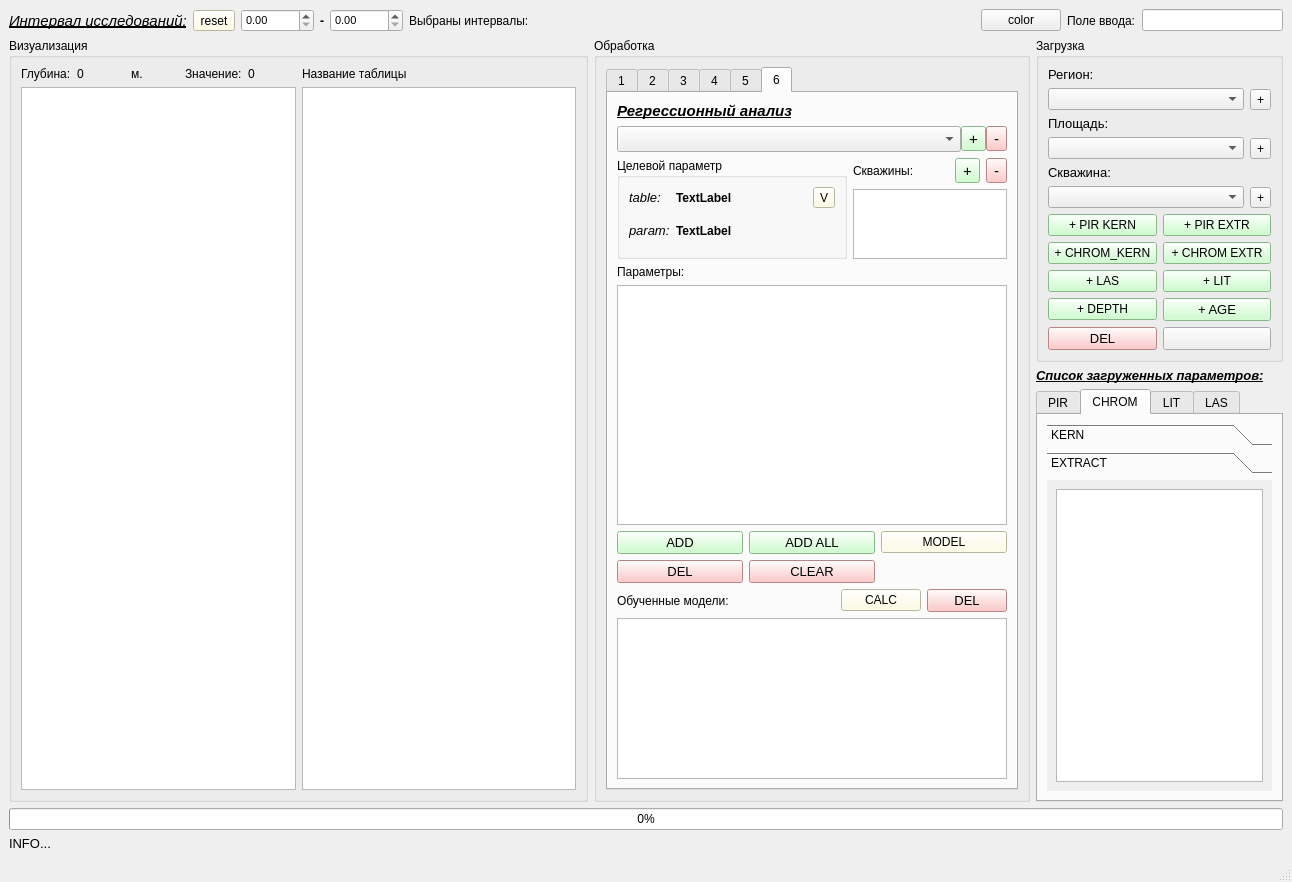
Before: the Qt Designer form qt/domanic_dialog.ui in idergunoff/domanic, drawn with Qt 5.
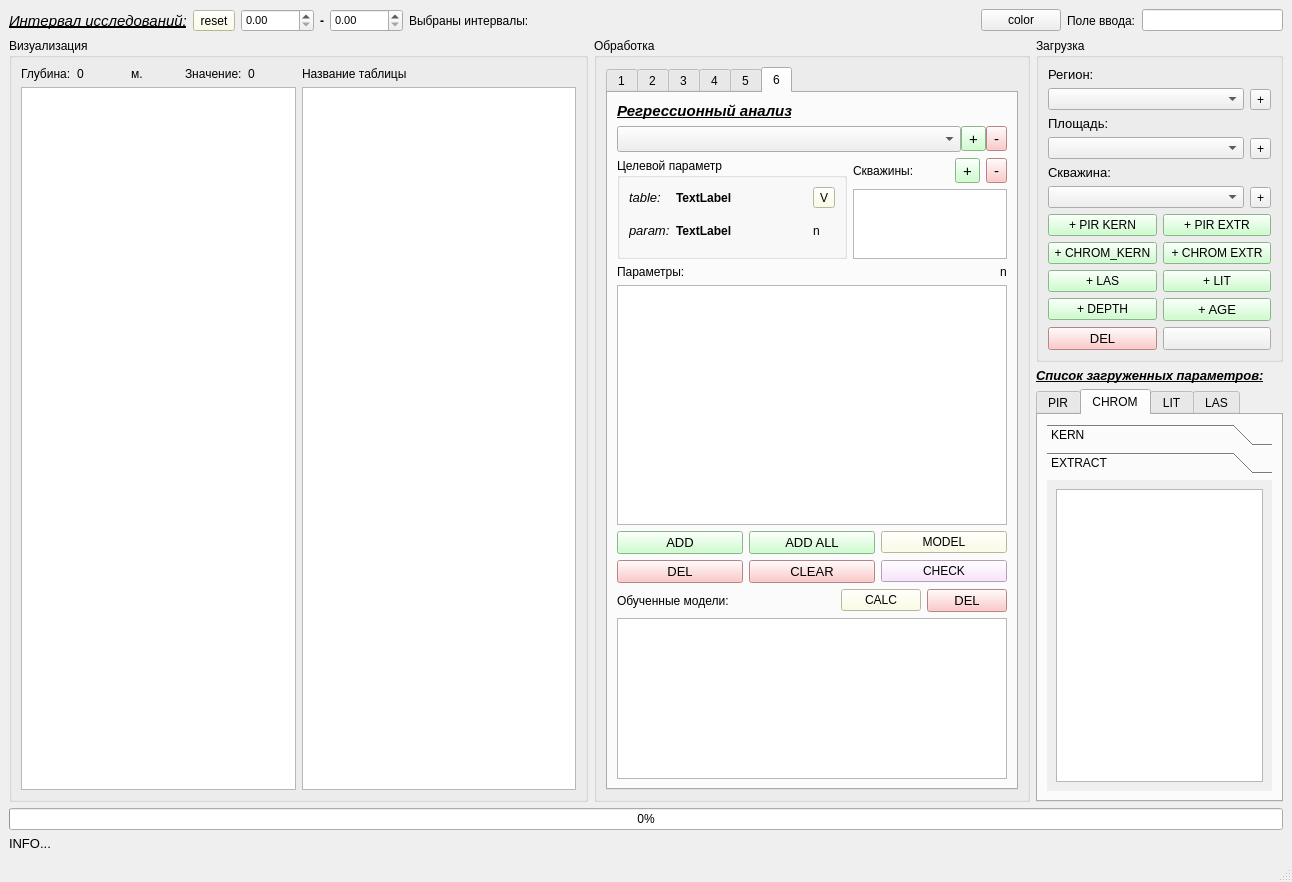
After: the same form once the commit is applied. The open tabs and pages were chosen to show the change. Custom widgets are drawn as their Qt base class.

The edit to the form file:
```diff
--- a/qt/domanic_dialog.ui
+++ b/qt/domanic_dialog.ui
@@ -2918,6 +2918,13 @@
                             </property>
                            </widget>
                           </item>
+                          <item row="1" column="2">
+                           <widget class="QLabel" name="label_reg_n_target">
+                            <property name="text">
+                             <string>n</string>
+                            </property>
+                           </widget>
+                          </item>
                          </layout>
                         </item>
                        </layout>
@@ -2987,16 +2994,27 @@
                     <layout class="QGridLayout" name="gridLayout_93">
                      <item row="0" column="0">
                       <layout class="QGridLayout" name="gridLayout_91">
-                       <item row="0" column="0">
-                        <widget class="QLabel" name="label_24">
-                         <property name="text">
-                          <string>Параметры:</string>
-                         </property>
-                        </widget>
-                       </item>
                        <item row="1" column="0">
                         <widget class="QListWidget" name="listWidget_reg_param"/>
                        </item>
+                       <item row="0" column="0">
+                        <layout class="QGridLayout" name="gridLayout_101" columnstretch="1,0">
+                         <item row="0" column="0">
+                          <widget class="QLabel" name="label_24">
+                           <property name="text">
+                            <string>Параметры:</string>
+                           </property>
+                          </widget>
+                         </item>
+                         <item row="0" column="1">
+                          <widget class="QLabel" name="label_reg_n_features">
+                           <property name="text">
+                            <string>n</string>
+                           </property>
+                          </widget>
+                         </item>
+                        </layout>
+                       </item>
                       </layout>
                      </item>
                      <item row="1" column="0">
@@ -3083,6 +3101,16 @@
                          </property>
                         </widget>
                        </item>
+                       <item row="1" column="2">
+                        <widget class="QPushButton" name="pushButton_reg_check_param">
+                         <property name="styleSheet">
+                          <string notr="true">background-color: rgb(250, 221, 255);</string>
+                         </property>
+                         <property name="text">
+                          <string>CHECK</string>
+                         </property>
+                        </widget>
+                       </item>
                       </layout>
                      </item>
                     </layout>
```
Left out of the diff: 8 changed lines with no effect on the pictures.
